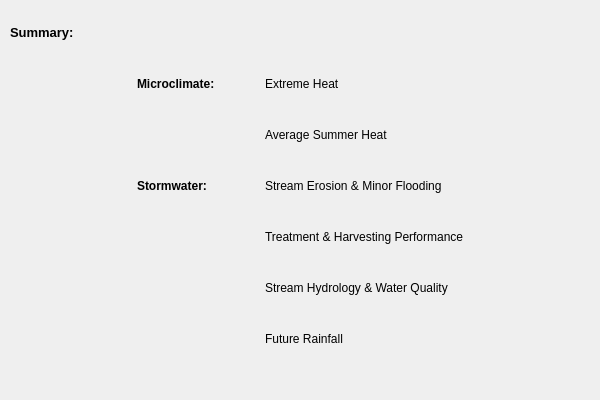
Old version of the form src/libdynamind-gui/wizard/endpage.ui in the repository iut-ibk/P8-WSC-GUI.
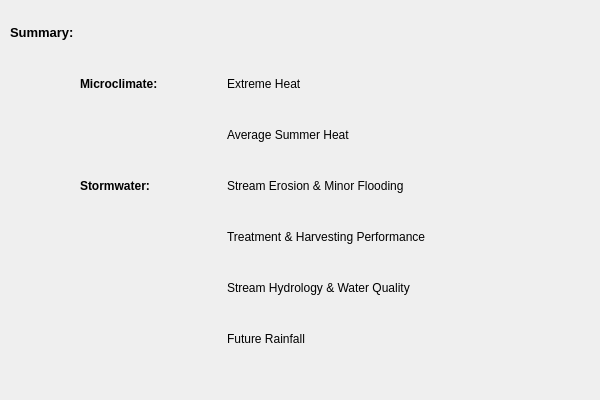
New version of the form. Icons and pictures are not drawn.

The edit to the form file:
```diff
--- a/src/libdynamind-gui/wizard/endpage.ui
+++ b/src/libdynamind-gui/wizard/endpage.ui
@@ -22,7 +22,30 @@
      <height>351</height>
     </rect>
    </property>
-   <layout class="QGridLayout" name="gridLayout">
+   <layout class="QGridLayout" name="gridLayout" columnstretch="0,0,0,0,0,0,0">
+    <property name="sizeConstraint">
+     <enum>QLayout::SetDefaultConstraint</enum>
+    </property>
+    <property name="leftMargin">
+     <number>0</number>
+    </property>
+    <property name="rightMargin">
+     <number>25</number>
+    </property>
+    <item row="6" column="3">
+     <widget class="QLabel" name="label_9">
+      <property name="text">
+       <string>Future Rainfall</string>
+      </property>
+     </widget>
+    </item>
+    <item row="4" column="3">
+     <widget class="QLabel" name="label_7">
+      <property name="text">
+       <string>Treatment &amp; Harvesting Performance</string>
+      </property>
+     </widget>
+    </item>
     <item row="0" column="0">
      <widget class="QLabel" name="label">
       <property name="font">
@@ -37,27 +60,53 @@
       </property>
      </widget>
     </item>
-    <item row="1" column="1">
-     <widget class="QLabel" name="label_2">
-      <property name="font">
-       <font>
-        <weight>75</weight>
-        <bold>true</bold>
-       </font>
-      </property>
+    <item row="4" column="5">
+     <widget class="QLabel" name="chmTreatment">
       <property name="text">
-       <string>Microclimate:</string>
+       <string/>
+      </property>
+      <property name="pixmap">
+       <pixmap resource="../../dynamind-modelbuilder/icons.qrc">:/Icons/ressources/checkmark.png</pixmap>
+      </property>
+      <property name="alignment">
+       <set>Qt::AlignCenter</set>
       </property>
      </widget>
     </item>
-    <item row="1" column="2">
+    <item row="1" column="3">
      <widget class="QLabel" name="label_3">
       <property name="text">
        <string>Extreme Heat</string>
       </property>
      </widget>
     </item>
-    <item row="1" column="3">
+    <item row="1" column="4">
+     <spacer name="horizontalSpacer_2">
+      <property name="orientation">
+       <enum>Qt::Horizontal</enum>
+      </property>
+      <property name="sizeHint" stdset="0">
+       <size>
+        <width>40</width>
+        <height>20</height>
+       </size>
+      </property>
+     </spacer>
+    </item>
+    <item row="3" column="1">
+     <widget class="QLabel" name="label_6">
+      <property name="font">
+       <font>
+        <weight>75</weight>
+        <bold>true</bold>
+       </font>
+      </property>
+      <property name="text">
+       <string>Stormwater:</string>
+      </property>
+     </widget>
+    </item>
+    <item row="1" column="5">
      <widget class="QLabel" name="chmExtreme">
       <property name="text">
        <string/>
@@ -73,48 +122,22 @@
       </property>
      </widget>
     </item>
-    <item row="2" column="2">
+    <item row="2" column="3">
      <widget class="QLabel" name="label_4">
       <property name="text">
        <string>Average Summer Heat</string>
       </property>
      </widget>
     </item>
-    <item row="2" column="3">
-     <widget class="QLabel" name="chmAverage">
-      <property name="text">
-       <string/>
-      </property>
-      <property name="pixmap">
-       <pixmap resource="../icons.qrc">:/Icons/ressources/checkmark.png</pixmap>
-      </property>
-      <property name="alignment">
-       <set>Qt::AlignCenter</set>
-      </property>
-     </widget>
-    </item>
-    <item row="3" column="1">
-     <widget class="QLabel" name="label_6">
-      <property name="font">
-       <font>
-        <weight>75</weight>
-        <bold>true</bold>
-       </font>
-      </property>
-      <property name="text">
-       <string>Stormwater:</string>
-      </property>
-     </widget>
-    </item>
-    <item row="3" column="2">
+    <item row="3" column="3">
      <widget class="QLabel" name="label_5">
       <property name="text">
        <string>Stream Erosion &amp; Minor Flooding</string>
       </property>
      </widget>
     </item>
-    <item row="3" column="3">
-     <widget class="QLabel" name="chmSEI">
+    <item row="2" column="5">
+     <widget class="QLabel" name="chmAverage">
       <property name="text">
        <string/>
       </property>
@@ -126,15 +149,21 @@
       </property>
      </widget>
     </item>
-    <item row="4" column="2">
-     <widget class="QLabel" name="label_7">
+    <item row="1" column="1">
+     <widget class="QLabel" name="label_2">
+      <property name="font">
+       <font>
+        <weight>75</weight>
+        <bold>true</bold>
+       </font>
+      </property>
       <property name="text">
-       <string>Treatment &amp; Harvesting Performance</string>
+       <string>Microclimate:</string>
       </property>
      </widget>
     </item>
-    <item row="4" column="3">
-     <widget class="QLabel" name="chmTreatment">
+    <item row="5" column="5">
+     <widget class="QLabel" name="chmHydro">
       <property name="text">
        <string/>
       </property>
@@ -146,34 +175,27 @@
       </property>
      </widget>
     </item>
-    <item row="5" column="2">
+    <item row="1" column="2">
+     <spacer name="horizontalSpacer">
+      <property name="orientation">
+       <enum>Qt::Horizontal</enum>
+      </property>
+      <property name="sizeHint" stdset="0">
+       <size>
+        <width>40</width>
+        <height>20</height>
+       </size>
+      </property>
+     </spacer>
+    </item>
+    <item row="5" column="3">
      <widget class="QLabel" name="label_8">
       <property name="text">
        <string>Stream Hydrology &amp; Water Quality</string>
       </property>
      </widget>
     </item>
-    <item row="5" column="3">
-     <widget class="QLabel" name="chmHydro">
-      <property name="text">
-       <string/>
-      </property>
-      <property name="pixmap">
-       <pixmap resource="../icons.qrc">:/Icons/ressources/checkmark.png</pixmap>
-      </property>
-      <property name="alignment">
-       <set>Qt::AlignCenter</set>
-      </property>
-     </widget>
-    </item>
-    <item row="6" column="2">
-     <widget class="QLabel" name="label_9">
-      <property name="text">
-       <string>Future Rainfall</string>
-      </property>
-     </widget>
-    </item>
-    <item row="6" column="3">
+    <item row="6" column="5">
      <widget class="QLabel" name="chmRain">
       <property name="text">
        <string/>
@@ -186,6 +208,32 @@
       </property>
      </widget>
     </item>
+    <item row="3" column="5">
+     <widget class="QLabel" name="chmSEI">
+      <property name="text">
+       <string/>
+      </property>
+      <property name="pixmap">
+       <pixmap resource="../../dynamind-modelbuilder/icons.qrc">:/Icons/ressources/checkmark.png</pixmap>
+      </property>
+      <property name="alignment">
+       <set>Qt::AlignCenter</set>
+      </property>
+     </widget>
+    </item>
+    <item row="1" column="6">
+     <spacer name="horizontalSpacer_3">
+      <property name="orientation">
+       <enum>Qt::Horizontal</enum>
+      </property>
+      <property name="sizeHint" stdset="0">
+       <size>
+        <width>40</width>
+        <height>20</height>
+       </size>
+      </property>
+     </spacer>
+    </item>
    </layout>
   </widget>
  </widget>
```
Left out of the diff: 12 changed lines with no effect on the pictures.
